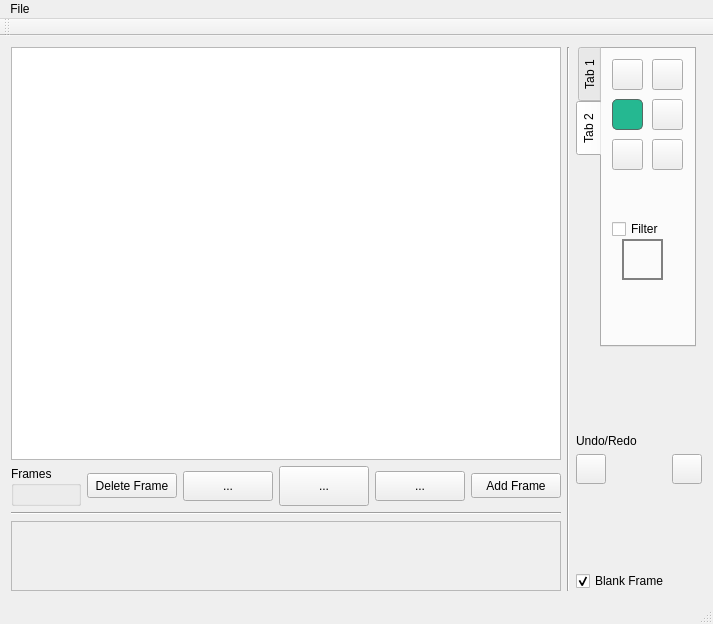
Old version of the form Sprite_Editor_Extreme/mainwindow.ui in the repository jokthefoo/Sprite-Editor.
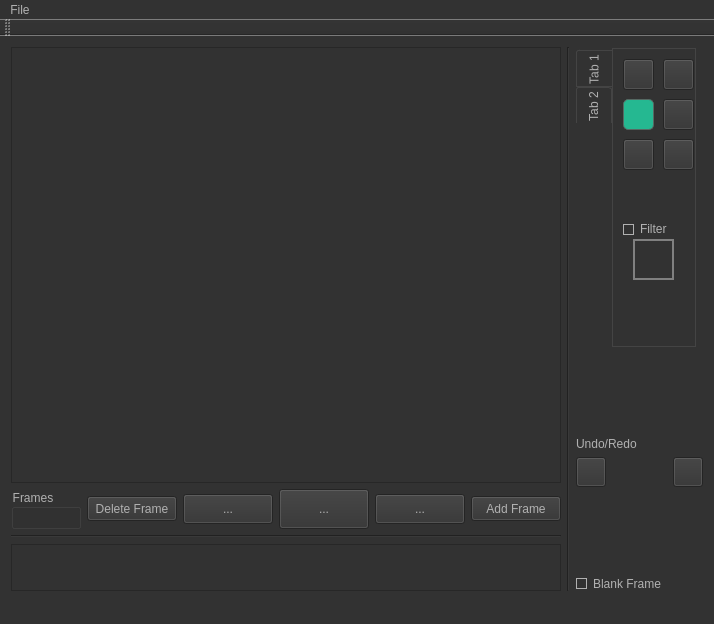
New version of the form. Icons and pictures are not drawn. Custom widgets are drawn as their Qt base class.

```diff
--- a/Sprite_Editor_Extreme/mainwindow.ui
+++ b/Sprite_Editor_Extreme/mainwindow.ui
@@ -6,7 +6,7 @@
    <rect>
     <x>0</x>
     <y>0</y>
-    <width>713</width>
+    <width>714</width>
     <height>624</height>
    </rect>
   </property>
@@ -19,6 +19,467 @@
   <property name="windowTitle">
    <string>Sprite Editor eXtreme</string>
   </property>
+  <property name="styleSheet">
+   <string notr="true">QToolTip
+{
+     border: 1px solid black;
+     background-color: #ffa02f;
+     padding: 1px;
+     border-radius: 3px;
+     opacity: 100;
+}
+
+QWidget
+{
+    color: #b1b1b1;
+    background-color: #323232;
+}
+
+QWidget:item:hover
+{
+    background-color: QLinearGradient( x1: 0, y1: 0, x2: 0, y2: 1, stop: 0 #ffa02f, stop: 1 #ca0619);
+    color: #000000;
+}
+
+QWidget:item:selected
+{
+    background-color: QLinearGradient( x1: 0, y1: 0, x2: 0, y2: 1, stop: 0 #ffa02f, stop: 1 #d7801a);
+}
+
+QMenuBar::item
+{
+    background: transparent;
+}
+
+QMenuBar::item:selected
+{
+    background: transparent;
+    border: 1px solid #ffaa00;
+}
+
+QMenuBar::item:pressed
+{
+    background: #444;
+    border: 1px solid #000;
+    background-color: QLinearGradient(
+        x1:0, y1:0,
+        x2:0, y2:1,
+        stop:1 #212121,
+        stop:0.4 #343434/*,
+        stop:0.2 #343434,
+        stop:0.1 #ffaa00*/
+    );
+    margin-bottom:-1px;
+    padding-bottom:1px;
+}
+
+QMenu
+{
+    border: 1px solid #000;
+}
+
+QMenu::item
+{
+    padding: 2px 20px 2px 20px;
+}
+
+QMenu::item:selected
+{
+    color: #000000;
+}
+
+QWidget:disabled
+{
+    color: #404040;
+    background-color: #323232;
+}
+
+QAbstractItemView
+{
+    background-color: QLinearGradient( x1: 0, y1: 0, x2: 0, y2: 1, stop: 0 #4d4d4d, stop: 0.1 #646464, stop: 1 #5d5d5d);
+}
+
+QWidget:focus
+{
+    /*border: 2px solid QLinearGradient( x1: 0, y1: 0, x2: 0, y2: 1, stop: 0 #ffa02f, stop: 1 #d7801a);*/
+}
+
+QLineEdit
+{
+    background-color: QLinearGradient( x1: 0, y1: 0, x2: 0, y2: 1, stop: 0 #4d4d4d, stop: 0 #646464, stop: 1 #5d5d5d);
+    padding: 1px;
+    border-style: solid;
+    border: 1px solid #1e1e1e;
+    border-radius: 5;
+}
+
+QPushButton
+{
+    color: #b1b1b1;
+    background-color: QLinearGradient( x1: 0, y1: 0, x2: 0, y2: 1, stop: 0 #565656, stop: 0.1 #525252, stop: 0.5 #4e4e4e, stop: 0.9 #4a4a4a, stop: 1 #464646);
+    border-width: 1px;
+    border-color: #1e1e1e;
+    border-style: solid;
+    border-radius: 6;
+    padding: 3px;
+    font-size: 12px;
+    padding-left: 5px;
+    padding-right: 5px;
+}
+
+QPushButton:pressed
+{
+    background-color: QLinearGradient( x1: 0, y1: 0, x2: 0, y2: 1, stop: 0 #2d2d2d, stop: 0.1 #2b2b2b, stop: 0.5 #292929, stop: 0.9 #282828, stop: 1 #252525);
+}
+
+QComboBox
+{
+    selection-background-color: #ffaa00;
+    background-color: QLinearGradient( x1: 0, y1: 0, x2: 0, y2: 1, stop: 0 #565656, stop: 0.1 #525252, stop: 0.5 #4e4e4e, stop: 0.9 #4a4a4a, stop: 1 #464646);
+    border-style: solid;
+    border: 1px solid #1e1e1e;
+    border-radius: 5;
+}
+
+QComboBox:hover,QPushButton:hover
+{
+    border: 2px solid QLinearGradient( x1: 0, y1: 0, x2: 0, y2: 1, stop: 0 #ffa02f, stop: 1 #d7801a);
+}
+
+
+QComboBox:on
+{
+    padding-top: 3px;
+    padding-left: 4px;
+    background-color: QLinearGradient( x1: 0, y1: 0, x2: 0, y2: 1, stop: 0 #2d2d2d, stop: 0.1 #2b2b2b, stop: 0.5 #292929, stop: 0.9 #282828, stop: 1 #252525);
+    selection-background-color: #ffaa00;
+}
+
+QComboBox QAbstractItemView
+{
+    border: 2px solid darkgray;
+    selection-background-color: QLinearGradient( x1: 0, y1: 0, x2: 0, y2: 1, stop: 0 #ffa02f, stop: 1 #d7801a);
+}
+
+QComboBox::drop-down
+{
+     subcontrol-origin: padding;
+     subcontrol-position: top right;
+     width: 15px;
+
+     border-left-width: 0px;
+     border-left-color: darkgray;
+     border-left-style: solid; /* just a single line */
+     border-top-right-radius: 3px; /* same radius as the QComboBox */
+     border-bottom-right-radius: 3px;
+ }
+
+QComboBox::down-arrow
+{
+     image: url(:/down_arrow.png);
+}
+
+QGroupBox:focus
+{
+border: 2px solid QLinearGradient( x1: 0, y1: 0, x2: 0, y2: 1, stop: 0 #ffa02f, stop: 1 #d7801a);
+}
+
+QTextEdit:focus
+{
+    border: 2px solid QLinearGradient( x1: 0, y1: 0, x2: 0, y2: 1, stop: 0 #ffa02f, stop: 1 #d7801a);
+}
+
+QScrollBar:horizontal {
+     border: 1px solid #222222;
+     background: QLinearGradient( x1: 0, y1: 0, x2: 0, y2: 1, stop: 0.0 #121212, stop: 0.2 #282828, stop: 1 #484848);
+     height: 7px;
+     margin: 0px 16px 0 16px;
+}
+
+QScrollBar::handle:horizontal
+{
+      background: QLinearGradient( x1: 0, y1: 0, x2: 1, y2: 0, stop: 0 #ffa02f, stop: 0.5 #d7801a, stop: 1 #ffa02f);
+      min-height: 20px;
+      border-radius: 2px;
+}
+
+QScrollBar::add-line:horizontal {
+      border: 1px solid #1b1b19;
+      border-radius: 2px;
+      background: QLinearGradient( x1: 0, y1: 0, x2: 1, y2: 0, stop: 0 #ffa02f, stop: 1 #d7801a);
+      width: 14px;
+      subcontrol-position: right;
+      subcontrol-origin: margin;
+}
+
+QScrollBar::sub-line:horizontal {
+      border: 1px solid #1b1b19;
+      border-radius: 2px;
+      background: QLinearGradient( x1: 0, y1: 0, x2: 1, y2: 0, stop: 0 #ffa02f, stop: 1 #d7801a);
+      width: 14px;
+     subcontrol-position: left;
+     subcontrol-origin: margin;
+}
+
+QScrollBar::right-arrow:horizontal, QScrollBar::left-arrow:horizontal
+{
+      border: 1px solid black;
+      width: 1px;
+      height: 1px;
+      background: white;
+}
+
+QScrollBar::add-page:horizontal, QScrollBar::sub-page:horizontal
+{
+      background: none;
+}
+
+QScrollBar:vertical
+{
+      background: QLinearGradient( x1: 0, y1: 0, x2: 1, y2: 0, stop: 0.0 #121212, stop: 0.2 #282828, stop: 1 #484848);
+      width: 7px;
+      margin: 16px 0 16px 0;
+      border: 1px solid #222222;
+}
+
+QScrollBar::handle:vertical
+{
+      background: QLinearGradient( x1: 0, y1: 0, x2: 0, y2: 1, stop: 0 #ffa02f, stop: 0.5 #d7801a, stop: 1 #ffa02f);
+      min-height: 20px;
+      border-radius: 2px;
+}
+
+QScrollBar::add-line:vertical
+{
+      border: 1px solid #1b1b19;
+      border-radius: 2px;
+      background: QLinearGradient( x1: 0, y1: 0, x2: 0, y2: 1, stop: 0 #ffa02f, stop: 1 #d7801a);
+      height: 14px;
+      subcontrol-position: bottom;
+      subcontrol-origin: margin;
+}
+
+QScrollBar::sub-line:vertical
+{
+      border: 1px solid #1b1b19;
+      border-radius: 2px;
+      background: QLinearGradient( x1: 0, y1: 0, x2: 0, y2: 1, stop: 0 #d7801a, stop: 1 #ffa02f);
+      height: 14px;
+      subcontrol-position: top;
+      subcontrol-origin: margin;
+}
+
+QScrollBar::up-arrow:vertical, QScrollBar::down-arrow:vertical
+{
+      border: 1px solid black;
+      width: 1px;
+      height: 1px;
+      background: white;
+}
+
+
+QScrollBar::add-page:vertical, QScrollBar::sub-page:vertical
+{
+      background: none;
+}
+
+QTextEdit
+{
+    background-color: #242424;
+}
+
+QPlainTextEdit
+{
+    background-color: #242424;
+}
+
+QHeaderView::section
+{
+    background-color: QLinearGradient(x1:0, y1:0, x2:0, y2:1, stop:0 #616161, stop: 0.5 #505050, stop: 0.6 #434343, stop:1 #656565);
+    color: white;
+    padding-left: 4px;
+    border: 1px solid #6c6c6c;
+}
+
+QCheckBox:disabled
+{
+color: #414141;
+}
+
+QDockWidget::title
+{
+    text-align: center;
+    spacing: 3px; /* spacing between items in the tool bar */
+    background-color: QLinearGradient(x1:0, y1:0, x2:0, y2:1, stop:0 #323232, stop: 0.5 #242424, stop:1 #323232);
+}
+
+QDockWidget::close-button, QDockWidget::float-button
+{
+    text-align: center;
+    spacing: 1px; /* spacing between items in the tool bar */
+    background-color: QLinearGradient(x1:0, y1:0, x2:0, y2:1, stop:0 #323232, stop: 0.5 #242424, stop:1 #323232);
+}
+
+QDockWidget::close-button:hover, QDockWidget::float-button:hover
+{
+    background: #242424;
+}
+
+QDockWidget::close-button:pressed, QDockWidget::float-button:pressed
+{
+    padding: 1px -1px -1px 1px;
+}
+
+QMainWindow::separator
+{
+    background-color: QLinearGradient(x1:0, y1:0, x2:0, y2:1, stop:0 #161616, stop: 0.5 #151515, stop: 0.6 #212121, stop:1 #343434);
+    color: white;
+    padding-left: 4px;
+    border: 1px solid #4c4c4c;
+    spacing: 3px; /* spacing between items in the tool bar */
+}
+
+QMainWindow::separator:hover
+{
+
+    background-color: QLinearGradient(x1:0, y1:0, x2:0, y2:1, stop:0 #d7801a, stop:0.5 #b56c17 stop:1 #ffa02f);
+    color: white;
+    padding-left: 4px;
+    border: 1px solid #6c6c6c;
+    spacing: 3px; /* spacing between items in the tool bar */
+}
+
+QToolBar::handle
+{
+     spacing: 3px; /* spacing between items in the tool bar */
+     background: url(:/images/handle.png);
+}
+
+QMenu::separator
+{
+    height: 2px;
+    background-color: QLinearGradient(x1:0, y1:0, x2:0, y2:1, stop:0 #161616, stop: 0.5 #151515, stop: 0.6 #212121, stop:1 #343434);
+    color: white;
+    padding-left: 4px;
+    margin-left: 10px;
+    margin-right: 5px;
+}
+
+QProgressBar
+{
+    border: 2px solid grey;
+    border-radius: 5px;
+    text-align: center;
+}
+
+QProgressBar::chunk
+{
+    background-color: #d7801a;
+    width: 2.15px;
+    margin: 0.5px;
+}
+
+QTabBar::tab {
+    color: #b1b1b1;
+    border: 1px solid #444;
+    border-bottom-style: none;
+    background-color: #323232;
+    padding-left: 10px;
+    padding-right: 10px;
+    padding-top: 3px;
+    padding-bottom: 2px;
+    margin-right: -1px;
+}
+
+QTabWidget::pane {
+    border: 1px solid #444;
+    top: 1px;
+}
+
+QTabBar::tab:last
+{
+    margin-right: 0; /* the last selected tab has nothing to overlap with on the right */
+    border-top-right-radius: 3px;
+}
+
+QTabBar::tab:first:!selected
+{
+ margin-left: 0px; /* the last selected tab has nothing to overlap with on the right */
+
+
+    border-top-left-radius: 3px;
+}
+
+QTabBar::tab:!selected
+{
+    color: #b1b1b1;
+    border-bottom-style: solid;
+    margin-top: 3px;
+    background-color: QLinearGradient(x1:0, y1:0, x2:0, y2:1, stop:1 #212121, stop:.4 #343434);
+}
+
+QTabBar::tab:selected
+{
+    border-top-left-radius: 3px;
+    border-top-right-radius: 3px;
+    margin-bottom: 0px;
+}
+
+QTabBar::tab:!selected:hover
+{
+    /*border-top: 2px solid #ffaa00;
+    padding-bottom: 3px;*/
+    border-top-left-radius: 3px;
+    border-top-right-radius: 3px;
+    background-color: QLinearGradient(x1:0, y1:0, x2:0, y2:1, stop:1 #212121, stop:0.4 #343434, stop:0.2 #343434, stop:0.1 #ffaa00);
+}
+
+QRadioButton::indicator:checked, QRadioButton::indicator:unchecked{
+    color: #b1b1b1;
+    background-color: #323232;
+    border: 1px solid #b1b1b1;
+    border-radius: 6px;
+}
+
+QRadioButton::indicator:checked
+{
+    background-color: qradialgradient(
+        cx: 0.5, cy: 0.5,
+        fx: 0.5, fy: 0.5,
+        radius: 1.0,
+        stop: 0.25 #ffaa00,
+        stop: 0.3 #323232
+    );
+}
+
+QCheckBox::indicator{
+    color: #b1b1b1;
+    background-color: #323232;
+    border: 1px solid #b1b1b1;
+    width: 9px;
+    height: 9px;
+}
+
+QRadioButton::indicator
+{
+    border-radius: 6px;
+}
+
+QRadioButton::indicator:hover, QCheckBox::indicator:hover
+{
+    border: 1px solid #ffaa00;
+}
+
+QCheckBox::indicator:checked
+{
+    image:url(:/images/checkbox.png);
+}
+
+QCheckBox::indicator:disabled, QRadioButton::indicator:disabled
+{
+    border: 1px solid #444;
+}</string>
+  </property>
   <widget class="QWidget" name="centralWidget">
    <layout class="QHBoxLayout" name="horizontalLayout_3">
     <item>
@@ -152,8 +613,8 @@
           <rect>
            <x>0</x>
            <y>0</y>
-           <width>548</width>
-           <height>85</height>
+           <width>555</width>
+           <height>45</height>
           </rect>
          </property>
          <widget class="QWidget" name="horizontalLayoutWidget">
@@ -561,6 +1022,9 @@
         <property name="orientation">
          <enum>Qt::Vertical</enum>
         </property>
+        <property name="sizeType">
+         <enum>QSizePolicy::MinimumExpanding</enum>
+        </property>
         <property name="sizeHint" stdset="0">
          <size>
           <width>20</width>
@@ -672,8 +1136,8 @@
     <rect>
      <x>0</x>
      <y>0</y>
-     <width>713</width>
-     <height>26</height>
+     <width>714</width>
+     <height>22</height>
     </rect>
    </property>
    <widget class="QMenu" name="menuFile">
```
